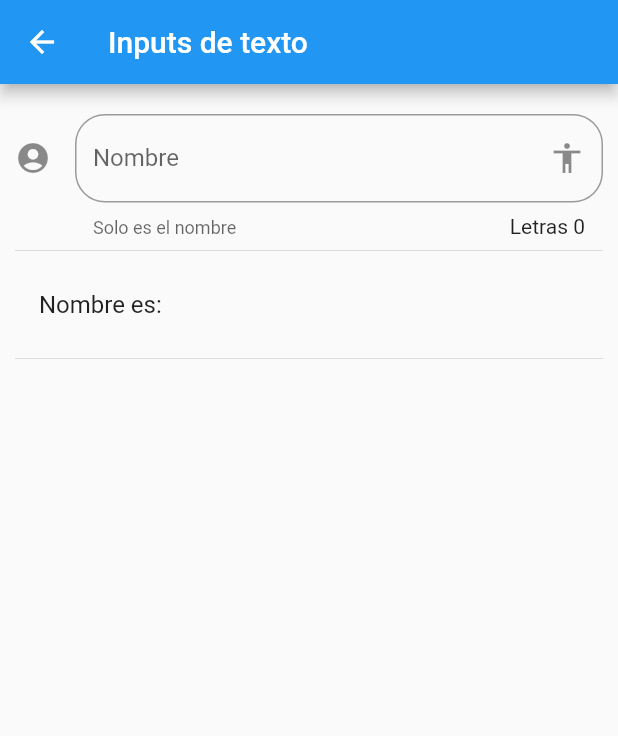
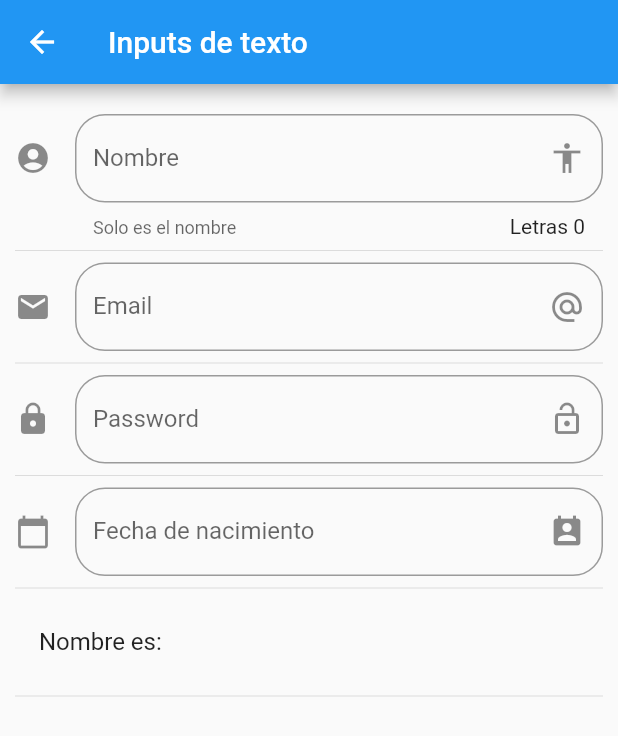
Before and after one commit to jonabtc/flutter-various, a Flutter app: the InputPage screen opened directly, on a phone screen of 412 x 824 dp. Shown: the top 736 px of the screen. Run offline on Flutter 3.47's test engine with Material 2 defaults, Android fonts, the phone set to English and light mode, and no system bars; our stand-ins replace connectivity, flutter_signin_button, google_sign_in, location; missing offline and left inert: location_permissions, wifi.

Commit message:
inputs de texto

```diff
--- a/componentes/lib/src/pages/input_page.dart
+++ b/componentes/lib/src/pages/input_page.dart
@@ -8,6 +8,10 @@ class InputPage extends StatefulWidget {
 class _InputPageState extends State<InputPage> {
 
   String _nombre = '';
+  String _email = '';
+  String _fecha = '';
+
+  TextEditingController _inputFieldDateController = new TextEditingController();
 
   @override
   Widget build(BuildContext context) {
@@ -19,6 +23,12 @@ class _InputPageState extends State<InputPage> {
         padding: EdgeInsets.symmetric(horizontal: 10.0, vertical: 20.0),
         children: <Widget>[
           _crearInput(),
+          Divider(),
+          _crearEmail(),
+          Divider(),
+          _crearPassword(),
+          Divider(),
+          _crearFecha(context),
           Divider(),
           _crearPersona(),
           Divider(),
@@ -54,13 +64,88 @@ class _InputPageState extends State<InputPage> {
     );
   }
 
+  Widget _crearEmail(){
 
+    return TextField(
 
+      keyboardType: TextInputType.emailAddress,
+      decoration : InputDecoration(
+        border: OutlineInputBorder(
+          borderRadius: BorderRadius.circular(20.0)),
+        hintText: 'Email',
+        labelText: 'Email',
+        suffixIcon: Icon(Icons.alternate_email),
+        icon: Icon(Icons.email),
+      ),
+      onChanged: (valor){
+        setState((){
+          _email = valor;
+        });
+      },
+    );
+  }
 
+  Widget _crearPassword(){
+
+    return TextField(
+
+      obscureText: true,
+      decoration : InputDecoration(
+        border: OutlineInputBorder(
+          borderRadius: BorderRadius.circular(20.0)),
+        hintText: 'Password',
+        labelText: 'Password',
+        suffixIcon: Icon(Icons.lock_open),
+        icon: Icon(Icons.lock),
+      ),
+      onChanged: (valor){
+        setState((){
+          _email = valor;
+        });
+      },
+    );
+  }
+
+  Widget _crearFecha(BuildContext context){
+    return TextField(
+      enableInteractiveSelection: false,
+      controller: _inputFieldDateController,
+      decoration: InputDecoration(
+        border: OutlineInputBorder(
+          borderRadius: BorderRadius.circular(20.0),
+        ),
+        hintText: 'Fecha de nacimiento',
+        labelText: 'Fecha de nacimiento',
+        suffixIcon: Icon(Icons.perm_contact_calendar),
+        icon: Icon(Icons.calendar_today)
+      ),
+      onTap: (){
+        FocusScope.of(context).requestFocus(new FocusNode());
+        _selectDate(context);
+      },
+
+    );
+  }
+
+  _selectDate(BuildContext context) async{
+
+    DateTime picked = await showDatePicker(
+      context: context,
+      initialDate: new DateTime.now(),
+      firstDate: new DateTime(20018),
+      lastDate: new DateTime(2025)
+    );
+    if(picked != null){
+      setState((){
+        _fecha = picked.toString();
+        _inputFieldDateController.text = _fecha;
+      });
+    }
+  }
   Widget _crearPersona() {
 
     return ListTile(
-      title: Text('Nombre es: $_nombre'),
+      title: Text('Nombre es: $_email'),
     );
   }
 }
--- a/componentes/pubspec.yaml
+++ b/componentes/pubspec.yaml
@@ -27,7 +27,6 @@ dependencies:
 dev_dependencies:
   flutter_test:
     sdk: flutter
-
 
 # For information on the generic Dart part of this file, see the
 # following page: https://dart.dev/tools/pub/pubspec
--- a/concept_test/lib/main.dart
+++ b/concept_test/lib/main.dart
@@ -1,4 +1,5 @@
 import 'package:concept_test/src/pages/home_page.dart';
+import 'package:concept_test/src/pages/test_location_page.dart';
 import 'package:flutter/material.dart';
 
 import 'package:concept_test/src/pages/location_verification_page.dart';
@@ -17,6 +18,7 @@ class MyApp extends StatelessWidget {
         'login'     :   (BuildContext context) => LoginPage(),
         'location'  :   (BuildContext context) => LocationVerificationPage(),
         'home'      :   (BuildContext context) => HomePage(),
+        'locationO' :   (BuildContext context) => LocationPageO(),
       }
     );
   }
--- a/concept_test/lib/src/pages/login_page.dart
+++ b/concept_test/lib/src/pages/login_page.dart
@@ -111,7 +111,7 @@ class _LoginPageState extends State<LoginPage> {
     return SignInButton(
       Buttons.Google,
       text: "Sign in with Google",
-      onPressed: ()=>Navigator.pushReplacementNamed(context, 'location')
+      onPressed: ()=>Navigator.pushReplacementNamed(context, 'locationO')
     );
   }
 
--- a/concept_test/pubspec.yaml
+++ b/concept_test/pubspec.yaml
@@ -25,6 +25,7 @@ dependencies:
   cupertino_icons: ^0.1.2
   location: ^2.3.5
   flutter_signin_button:
+  location_permissions: ^2.0.4+1
 
 dev_dependencies:
   flutter_test:
```
Also changed, not shown: concept_test/lib/src/pages/test_location_page.dart (added, +39 -0 lines), concept_test/pubspec.lock.
